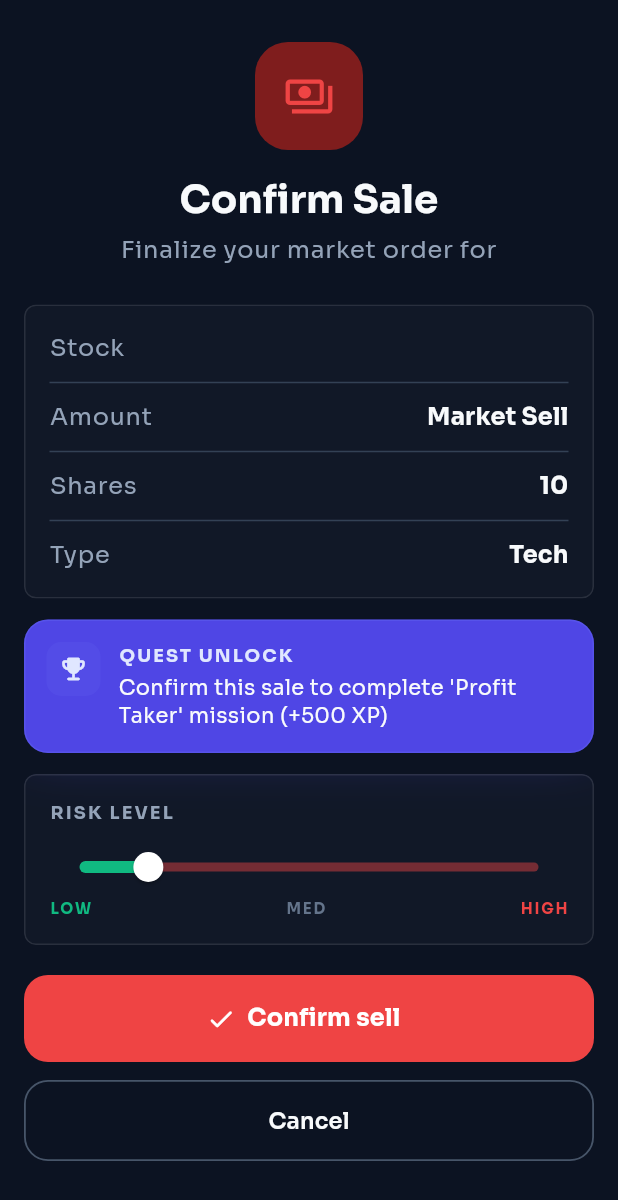
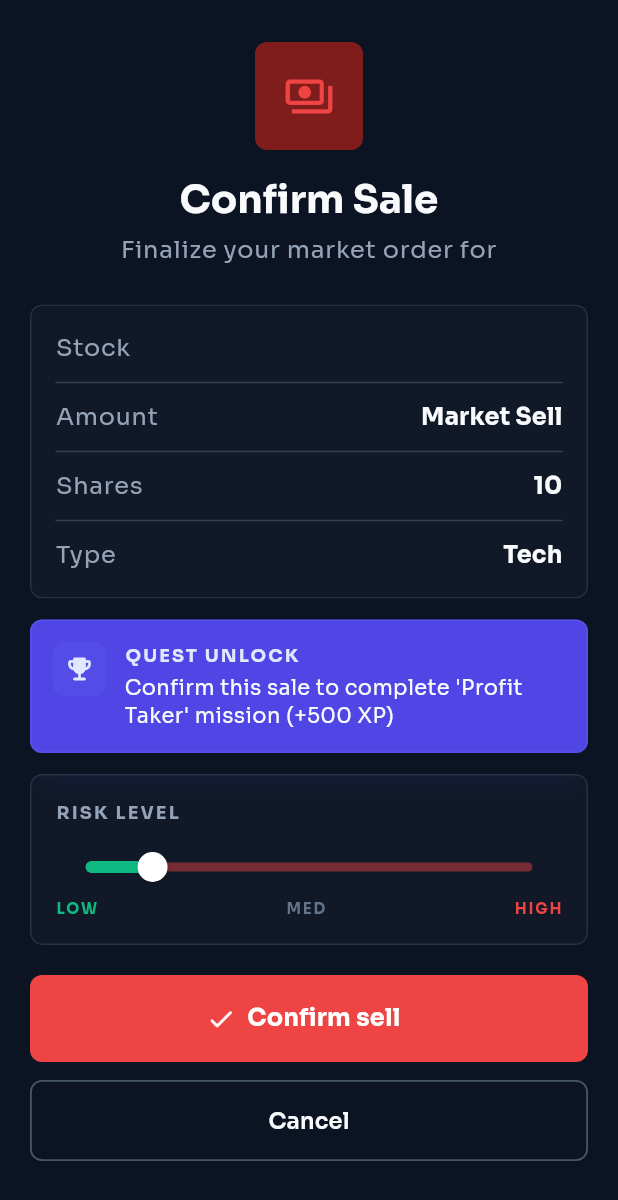
Before and after one commit to Roshan10k/TradeQuest, a Flutter app: the ConfirmTradePage screen opened directly with empty values, on a phone screen of 412 x 824 dp. Shown: the top 1200 px of the screen. Run offline on Flutter 3.47's test engine with Material 3 defaults, Android fonts, the phone set to English and light mode, and no system bars; our stand-ins replace flutter_svg, go_router, google_fonts.

Commit message:
polish trading flow to design tokens

```diff
--- a/lib/features/trading/presentation/pages/confirm_trade_page.dart
+++ b/lib/features/trading/presentation/pages/confirm_trade_page.dart
@@ -5,11 +5,7 @@ import 'package:tradequest/core/theme/app_colors.dart';
 import 'package:tradequest/core/widgets/market_ui.dart';
 
 class ConfirmTradePage extends StatefulWidget {
-  const ConfirmTradePage({
-    super.key,
-    required this.side,
-    required this.symbol,
-  });
+  const ConfirmTradePage({super.key, required this.side, required this.symbol});
 
   final String side;
   final String symbol;
@@ -32,7 +28,7 @@ class _ConfirmTradePageState extends State<ConfirmTradePage> {
       body: SafeArea(
         child: SingleChildScrollView(
           physics: const ClampingScrollPhysics(),
-          padding: const EdgeInsets.fromLTRB(16, 28, 16, 24),
+          padding: const EdgeInsets.fromLTRB(20, 28, 20, 24),
           child: Column(
             crossAxisAlignment: CrossAxisAlignment.stretch,
             children: [
@@ -44,7 +40,7 @@ class _ConfirmTradePageState extends State<ConfirmTradePage> {
                     color: _isBuy
                         ? AppColors.accentGreenDim
                         : AppColors.accentRedDim,
-                    borderRadius: BorderRadius.circular(22),
+                    borderRadius: BorderRadius.circular(8),
                   ),
                   child: Icon(
                     _isBuy
@@ -59,9 +55,9 @@ class _ConfirmTradePageState extends State<ConfirmTradePage> {
               Text(
                 _isBuy ? 'Confirm Buy' : 'Confirm Sale',
                 textAlign: TextAlign.center,
-                style: Theme.of(context).textTheme.displayMedium?.copyWith(
-                  fontSize: 26,
-                ),
+                style: Theme.of(
+                  context,
+                ).textTheme.displayMedium?.copyWith(fontSize: 26),
               ),
               const SizedBox(height: 6),
               Text(
@@ -69,9 +65,9 @@ class _ConfirmTradePageState extends State<ConfirmTradePage> {
                     ? 'Review your quest execution details'
                     : 'Finalize your market order for ${widget.symbol}',
                 textAlign: TextAlign.center,
-                style: Theme.of(context).textTheme.bodyLarge?.copyWith(
-                  color: AppColors.textSecondary,
-                ),
+                style: Theme.of(
+                  context,
+                ).textTheme.bodyLarge?.copyWith(color: AppColors.textSecondary),
               ),
               const SizedBox(height: 24),
               MarketPanel(
@@ -96,7 +92,7 @@ class _ConfirmTradePageState extends State<ConfirmTradePage> {
                   padding: const EdgeInsets.all(14),
                   decoration: BoxDecoration(
                     color: AppColors.accentPurpleDim,
-                    borderRadius: BorderRadius.circular(16),
+                    borderRadius: BorderRadius.circular(8),
                     border: Border.all(
                       color: AppColors.accentPurple.withValues(alpha: 0.4),
                     ),
@@ -109,7 +105,7 @@ class _ConfirmTradePageState extends State<ConfirmTradePage> {
                         width: 36,
                         decoration: BoxDecoration(
                           color: AppColors.accentPurple.withValues(alpha: 0.2),
-                          borderRadius: BorderRadius.circular(10),
+                          borderRadius: BorderRadius.circular(8),
                         ),
                         child: const Icon(
                           Icons.emoji_events_rounded,
@@ -228,15 +224,13 @@ class _ConfirmTradePageState extends State<ConfirmTradePage> {
                     backgroundColor: confirmColor,
                     foregroundColor: Colors.white,
                     shape: RoundedRectangleBorder(
-                      borderRadius: BorderRadius.circular(16),
+                      borderRadius: BorderRadius.circular(8),
                     ),
                     textStyle: Theme.of(context).textTheme.titleMedium
                         ?.copyWith(fontWeight: FontWeight.w700),
                   ),
                   icon: Icon(
-                    _isBuy
-                        ? Icons.rocket_launch_rounded
-                        : Icons.check_rounded,
+                    _isBuy ? Icons.rocket_launch_rounded : Icons.check_rounded,
                     size: 20,
                   ),
                   label: Text(_isBuy ? 'Confirm buy' : 'Confirm sell'),
@@ -254,7 +248,7 @@ class _ConfirmTradePageState extends State<ConfirmTradePage> {
                       width: 1.2,
                     ),
                     shape: RoundedRectangleBorder(
-                      borderRadius: BorderRadius.circular(16),
+                      borderRadius: BorderRadius.circular(8),
                     ),
                   ),
                   child: const Text('Cancel'),
@@ -281,15 +275,15 @@ class _DetailRow extends StatelessWidget {
       children: [
         Text(
           label,
-          style: Theme.of(context).textTheme.bodyLarge?.copyWith(
-            color: AppColors.textSecondary,
-          ),
+          style: Theme.of(
+            context,
+          ).textTheme.bodyLarge?.copyWith(color: AppColors.textSecondary),
         ),
         Text(
           value,
-          style: Theme.of(context).textTheme.titleMedium?.copyWith(
-            fontWeight: FontWeight.w700,
-          ),
+          style: Theme.of(
+            context,
+          ).textTheme.titleMedium?.copyWith(fontWeight: FontWeight.w700),
         ),
       ],
     );
```
Also changed, not shown: lib/features/trading/presentation/pages/stock_detail_page.dart (+5 -5 lines), lib/features/trading/presentation/pages/trade_page.dart (+7 -7 lines), lib/features/trading/presentation/pages/trade_result_page.dart (+11 -9 lines), lib/features/trading/presentation/pages/trade_review_page.dart (+20 -18 lines).
